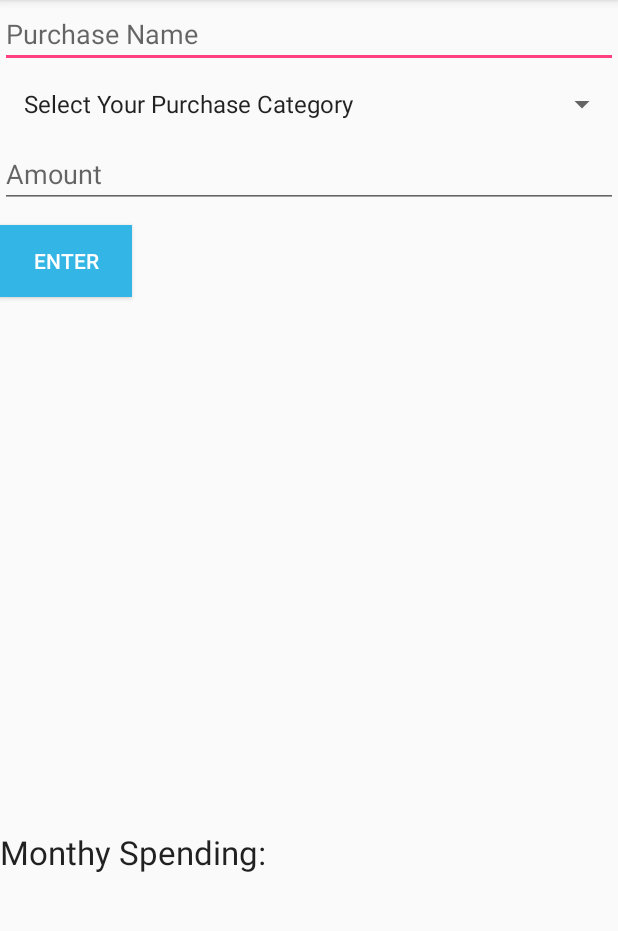
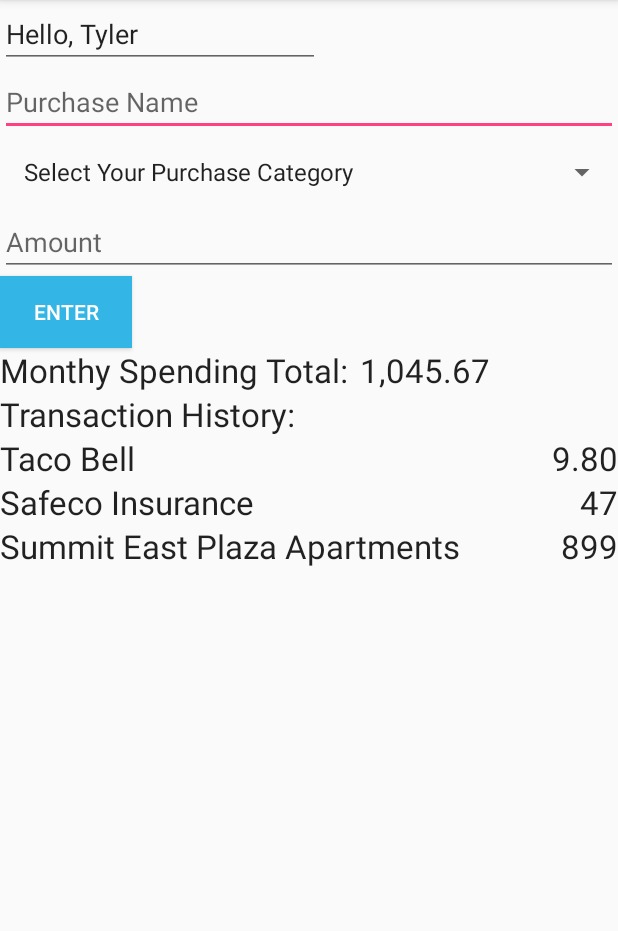
Before and after one commit to Schmidty88/CS449-Android, an Android app: the screen it shows after launch (MainActivity), on a phone screen of 412 x 824 dp, the part 84-1015 px from its top. Run offline under Robolectric (Android 15) with nearby library versions, the phone set to English and light mode, and no system bars.

Commit message:
Sprint 3

```diff
--- a/CS449_Project/app/src/main/java/com/example/tjsch/cs449_project/MainActivity.java
+++ b/CS449_Project/app/src/main/java/com/example/tjsch/cs449_project/MainActivity.java
@@ -12,15 +12,8 @@
 import android.widget.Spinner;
 import android.widget.TextView;
 
-public class MainActivity extends AppCompatActivity {
+public class MainActivity extends UpdateActivity {
 
-
-    TextView tv;
-    TextView tv2;
-    TextView tv3;
-    TextView tv4;
-
-    public static final String PREFS_NAME = "myPrefsFile";
 
     @Override
     protected void onCreate(Bundle savedInstanceState) {
@@ -33,19 +26,9 @@
                 android.R.layout.simple_list_item_1, getResources().getStringArray(R.array.names));
         myAdapter.setDropDownViewResource(android.R.layout.simple_spinner_dropdown_item);
         mySpinner.setAdapter(myAdapter);
-        SharedPreferences settings = getSharedPreferences(PREFS_NAME, 0);
+   //     updateTextViews();
 
     }
-    public void on_submit_click(View v){
-        tv = (TextView) findViewById(R.id.User);
-        tv2 = (TextView) findViewById(R.id.User2);
-        tv3 = (TextView) findViewById(R.id.Earnings);
-        tv4 = (TextView) findViewById(R.id.Goal);
-        SharedPreferences settings = getSharedPreferences(PREFS_NAME, 0);
-        SharedPreferences.Editor editor = settings.edit();
-        editor.commit();
-    }
-
     @Override
     public boolean onCreateOptionsMenu(Menu menu) {
         MenuInflater inflater = getMenuInflater();
@@ -67,4 +50,15 @@
      }
         return super.onOptionsItemSelected(item);
     }
+
+//    public void updateTextViews(){
+//        String Keyname = settings.getString("Keyname", "default value");
+
+//      tv5 = (TextView) findViewById(R.id.Greetings);
+
+//        tv5.setText("Hello," + Keyname);
+//    }
+
+
+
 }
--- a/CS449_Project/app/src/main/java/com/example/tjsch/cs449_project/UpdateActivity.java
+++ b/CS449_Project/app/src/main/java/com/example/tjsch/cs449_project/UpdateActivity.java
@@ -1,15 +1,54 @@
 package com.example.tjsch.cs449_project;
 
+import android.content.SharedPreferences;
 import android.os.Bundle;
 import android.support.v7.app.AppCompatActivity;
+import android.view.View;
+import android.widget.TextView;
 
 public class UpdateActivity extends AppCompatActivity {
 
+    TextView tv;
+    TextView tv2;
+    TextView tv3;
+    TextView tv4;
+    TextView tv5;
+
+    SharedPreferences settings;
 
     @Override
     protected void onCreate(Bundle savedInstanceState){
         super.onCreate(savedInstanceState);
         setContentView(R.layout.activity_update);
+        settings = getPreferences(MODE_PRIVATE);
+        tv = (TextView) findViewById(R.id.User);
+        tv2 = (TextView) findViewById(R.id.User2);
+        tv3 = (TextView) findViewById(R.id.Earnings);
+        tv4 = (TextView) findViewById(R.id.Goal);
+        updateTextView();
+    }
+
+    public void on_submit_click(View v){
+        String nameText = tv.getText().toString();
+        String nameText2 = tv2.getText().toString();
+        String nameText3 = tv3.getText().toString();
+        String nameText4 = tv4.getText().toString();
+
+        SharedPreferences.Editor editor = settings.edit();
+        editor.putString("Keyname", nameText);
+        editor.putString("Keyname2", nameText2);
+        editor.putString("Keyname3", nameText3);
+        editor.putString("Keyname4", nameText4);
+        editor.commit();
+        updateTextView();
+    }
+
+    public void updateTextView(){
+        String Keyname = settings.getString("Keyname", "default value");
+
+        tv5 = (TextView) findViewById(R.id.Greetings1);
+
+        tv5.setText("Hello," + Keyname);
     }
 
 }
--- a/CS449_Project/app/src/main/res/layout/activity_main.xml
+++ b/CS449_Project/app/src/main/res/layout/activity_main.xml
@@ -19,10 +19,10 @@
         android:layout_width="match_parent"
         android:layout_height="wrap_content"
         android:layout_alignParentStart="true"
-        android:layout_alignParentTop="true"
+        android:layout_below="@+id/Greetings"
         android:ems="10"
-        android:inputType="textPersonName"
-        android:hint="Purchase Name" />
+        android:hint="Purchase Name"
+        android:inputType="textPersonName" />
 
     <EditText
         android:id="@+id/editText2"
@@ -31,37 +31,109 @@
         android:layout_alignParentStart="true"
         android:layout_below="@+id/spinner1"
         android:ems="10"
-        android:inputType="textPersonName"
-        android:hint="Amount" />
+        android:hint="Amount"
+        android:inputType="textPersonName" />
 
     <Button
         android:id="@+id/button"
         android:layout_width="wrap_content"
         android:layout_height="wrap_content"
         android:layout_alignParentStart="true"
-        android:layout_alignParentTop="true"
-        android:layout_marginTop="150dp"
+        android:layout_below="@+id/editText2"
         android:background="@android:color/holo_blue_light"
-        android:textColor="@android:color/white"
-        android:text="Enter" />
+        android:text="Enter"
+        android:textColor="@android:color/white" />
 
     <TextView
         android:id="@+id/textView2"
-        android:layout_width="186dp"
+        android:layout_width="wrap_content"
         android:layout_height="wrap_content"
-        android:layout_alignParentBottom="true"
         android:layout_alignParentStart="true"
-        android:layout_marginBottom="185dp"
-        android:text="Monthy Spending:"
+        android:layout_below="@+id/button"
+        android:text="Monthy Spending Total:"
         android:textAppearance="@android:style/TextAppearance.Large" />
 
     <TextView
         android:id="@+id/Total_Money"
-        android:layout_width="79dp"
+        android:layout_width="102dp"
         android:layout_height="30dp"
         android:layout_alignTop="@+id/textView2"
         android:layout_toEndOf="@+id/textView2"
+        android:text="1,045.67"
         android:textAlignment="center"
         android:textAppearance="@android:style/TextAppearance.Large" />
 
+    <EditText
+        android:id="@+id/Greetings"
+        android:layout_width="wrap_content"
+        android:layout_height="wrap_content"
+        android:layout_alignParentStart="true"
+        android:layout_alignParentTop="true"
+        android:ems="10"
+        android:inputType="textPersonName"
+        android:text="Hello, Tyler" />
+
+    <TextView
+        android:id="@+id/TH"
+        android:layout_width="wrap_content"
+        android:layout_height="wrap_content"
+        android:layout_alignParentStart="true"
+        android:layout_below="@+id/textView2"
+        android:text="Transaction History:"
+        android:textAppearance="@android:style/TextAppearance.Large" />
+
+    <TextView
+        android:id="@+id/T1"
+        android:layout_width="wrap_content"
+        android:layout_height="wrap_content"
+        android:layout_alignParentStart="true"
+        android:layout_below="@+id/TH"
+        android:text="Taco Bell"
+        android:textAppearance="@android:style/TextAppearance.Large" />
+
+    <TextView
+        android:id="@+id/T2"
+        android:layout_width="wrap_content"
+        android:layout_height="wrap_content"
+        android:layout_alignParentStart="true"
+        android:layout_below="@+id/T1"
+        android:text="Safeco Insurance"
+        android:textAppearance="@android:style/TextAppearance.Large" />
+
+    <TextView
+        android:id="@+id/T3"
+        android:layout_width="wrap_content"
+        android:layout_height="wrap_content"
+        android:layout_alignParentStart="true"
+        android:layout_below="@+id/T2"
+        android:text="Summit East Plaza Apartments"
+        android:textAppearance="@android:style/TextAppearance.Large" />
+
+    <TextView
+        android:id="@+id/S1"
+        android:layout_width="wrap_content"
+        android:layout_height="wrap_content"
+        android:layout_alignParentEnd="true"
+        android:layout_below="@+id/TH"
+        android:text="9.80"
+        android:textAppearance="@android:style/TextAppearance.Large" />
+
+    <TextView
+        android:id="@+id/S3"
+        android:layout_width="wrap_content"
+        android:layout_height="wrap_content"
+        android:layout_alignParentEnd="true"
+        android:layout_below="@+id/T2"
+        android:text="899"
+        android:textAppearance="@android:style/TextAppearance.Large" />
+
+    <TextView
+        android:id="@+id/S2"
+        android:layout_width="wrap_content"
+        android:layout_height="wrap_content"
+        android:layout_alignParentEnd="true"
+        android:layout_below="@+id/T1"
+        android:text="47"
+        android:textAppearance="@android:style/TextAppearance.Large" />
+
 </RelativeLayout>
--- a/CS449_Project/app/src/main/res/layout/activity_update.xml
+++ b/CS449_Project/app/src/main/res/layout/activity_update.xml
@@ -63,4 +63,14 @@
         android:textColor="@android:color/white"
         tools:layout_editor_absoluteX="0dp"
         tools:layout_editor_absoluteY="193dp" />
+
+    <TextView
+        android:id="@+id/Greetings1"
+        android:layout_width="wrap_content"
+        android:layout_height="wrap_content"
+        android:layout_alignParentBottom="true"
+        android:layout_alignParentStart="true"
+        android:layout_marginBottom="218dp"
+        android:text="TextView" />
+
 </RelativeLayout>
```
Also changed, not shown: CS449_Project/app/gradle/wrapper/gradle-wrapper.properties (added), 4 other files.
